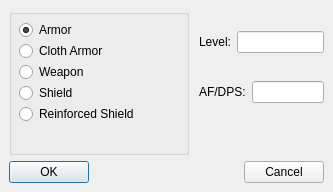
This is ItemLevel.ui in tomkins/spellcraftcalc as Qt 5 draws it before an edit. The edited form follows.
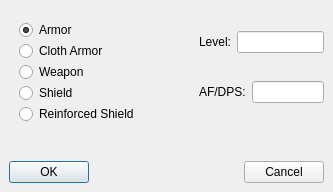
This is the edited form. Custom widgets are drawn as their Qt base class.

Commit message:
This can be a QFrame, it's missing nothing without it's own groupbox.
In Qt4 every framed window can be a groupbox for purposes of multiselect.

Patch:
```diff
--- a/ItemLevel.ui
+++ b/ItemLevel.ui
@@ -42,7 +42,7 @@
         <number>6</number>
        </property>
        <item>
-        <widget class="QGroupBox" name="ButtonGroup3" >
+        <widget class="QFrame" name="ButtonGroup3" >
          <property name="sizePolicy" >
           <sizepolicy>
            <hsizetype>7</hsizetype>
@@ -63,9 +63,6 @@
            <height>0</height>
           </size>
          </property>
-         <property name="title" >
-          <string/>
-         </property>
          <widget class="QWidget" name="verticalLayout" >
           <property name="geometry" >
            <rect>
```
